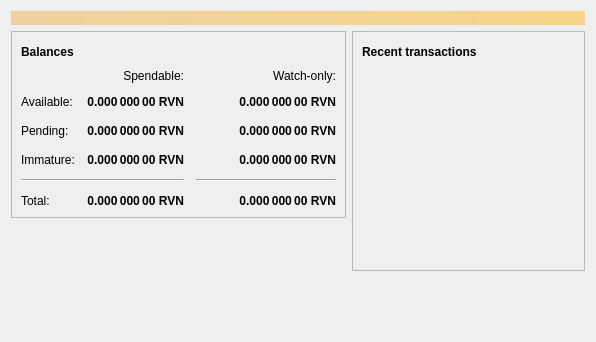
er0080/Crowcoin, file src/qt/forms/overviewpage.ui: the form before one commit.
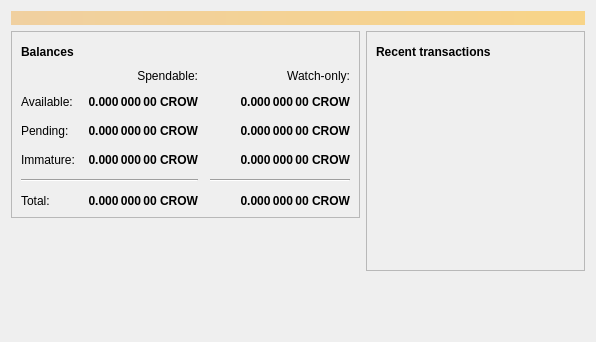
The form after the commit. Icons and pictures are not drawn.

Commit message: Replaced all references of 'RVN' with 'CROW'

What changed in the file:
```diff
--- a/src/qt/forms/overviewpage.ui
+++ b/src/qt/forms/overviewpage.ui
@@ -129,7 +129,7 @@
                <string>Unconfirmed transactions to watch-only addresses</string>
               </property>
               <property name="text">
-               <string notr="true">0.000 000 00 RVN</string>
+               <string notr="true">0.000 000 00 CROW</string>
               </property>
               <property name="alignment">
                <set>Qt::AlignRight|Qt::AlignTrailing|Qt::AlignVCenter</set>
@@ -154,7 +154,7 @@
                <string>Total of transactions that have yet to be confirmed, and do not yet count toward the spendable balance</string>
               </property>
               <property name="text">
-               <string notr="true">0.000 000 00 RVN</string>
+               <string notr="true">0.000 000 00 CROW</string>
               </property>
               <property name="alignment">
                <set>Qt::AlignRight|Qt::AlignTrailing|Qt::AlignVCenter</set>
@@ -179,7 +179,7 @@
                <string>Mined balance in watch-only addresses that has not yet matured</string>
               </property>
               <property name="text">
-               <string notr="true">0.000 000 00 RVN</string>
+               <string notr="true">0.000 000 00 CROW</string>
               </property>
               <property name="alignment">
                <set>Qt::AlignRight|Qt::AlignTrailing|Qt::AlignVCenter</set>
@@ -237,7 +237,7 @@
                <string>Mined balance that has not yet matured</string>
               </property>
               <property name="text">
-               <string notr="true">0.000 000 00 RVN</string>
+               <string notr="true">0.000 000 00 CROW</string>
               </property>
               <property name="alignment">
                <set>Qt::AlignRight|Qt::AlignTrailing|Qt::AlignVCenter</set>
@@ -282,7 +282,7 @@
                <string>Your current total balance</string>
               </property>
               <property name="text">
-               <string notr="true">0.000 000 00 RVN</string>
+               <string notr="true">0.000 000 00 CROW</string>
               </property>
               <property name="alignment">
                <set>Qt::AlignRight|Qt::AlignTrailing|Qt::AlignVCenter</set>
@@ -307,7 +307,7 @@
                <string>Current total balance in watch-only addresses</string>
               </property>
               <property name="text">
-               <string notr="true">0.000 000 00 RVN</string>
+               <string notr="true">0.000 000 00 CROW</string>
               </property>
               <property name="alignment">
                <set>Qt::AlignRight|Qt::AlignTrailing|Qt::AlignVCenter</set>
@@ -349,7 +349,7 @@
                <string>Your current spendable balance</string>
               </property>
               <property name="text">
-               <string notr="true">0.000 000 00 RVN</string>
+               <string notr="true">0.000 000 00 CROW</string>
               </property>
               <property name="alignment">
                <set>Qt::AlignRight|Qt::AlignTrailing|Qt::AlignVCenter</set>
@@ -374,7 +374,7 @@
                <string>Your current balance in watch-only addresses</string>
               </property>
               <property name="text">
-               <string notr="true">0.000 000 00 RVN</string>
+               <string notr="true">0.000 000 00 CROW</string>
               </property>
               <property name="alignment">
                <set>Qt::AlignRight|Qt::AlignTrailing|Qt::AlignVCenter</set>
```
The commit also changes 41 other files.
